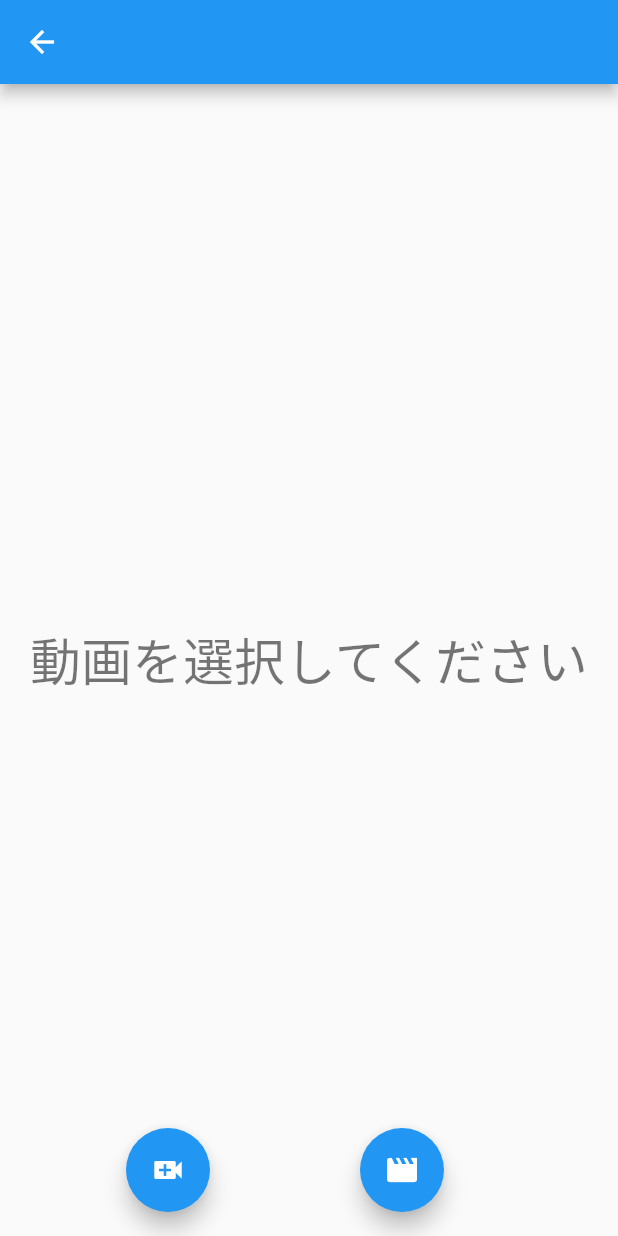
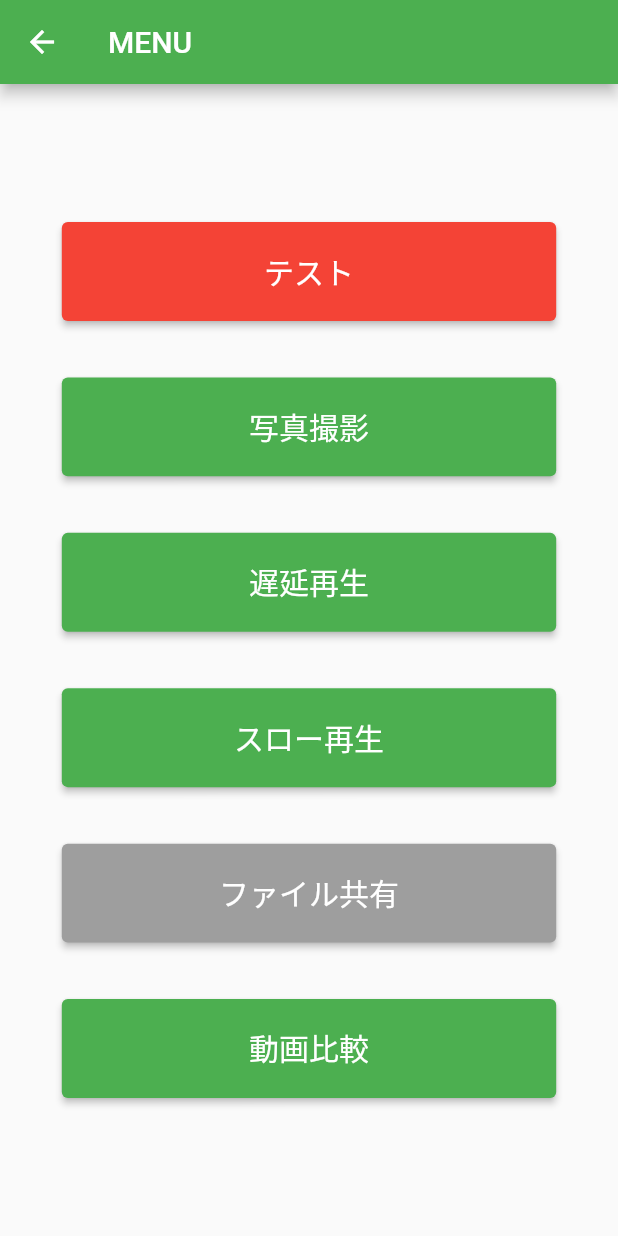
Before and after one commit to KokiWakatsuki/sporty, a Flutter app: the Test screen opened by its route, on a phone screen of 412 x 824 dp. Run offline on Flutter 3.47's test engine with Material 2 defaults, Android fonts, the phone set to English and light mode, and no system bars; our stand-ins replace camera, chewie, flutter_cache_manager, image_picker, permission_handler, video_player; missing offline and left inert: flutter_p2p_plus.

Commit message:
テストページをstatelessに変更 自宅PC

```diff
--- a/lib/main.dart
+++ b/lib/main.dart
@@ -47,7 +47,7 @@ class App extends StatelessWidget {
         '/top': (context) => const Top(),
         '/menu': (context) => const Menu(),
         '/delay_menu': (context) => const DelayMenu(),
-        '/test': (context) => Test(camera: camera),
+        '/test': (context) => const Test(),
         '/delay': (context) => VideoRecorderScreen(camera: camera),
         '/slow': (context) => Slow(camera: camera),
         '/take_picture': (context) => TakePicture(camera: camera),
--- a/lib/view/test.dart
+++ b/lib/view/test.dart
@@ -1,69 +1,164 @@
-import 'dart:io';
-import 'package:camera/camera.dart';
+// ignore_for_file: avoid_unnecessary_containers, sized_box_for_whitespace
+
 import 'package:flutter/material.dart';
-// ignore: unused_import
-import 'package:image_picker/image_picker.dart';
-import 'package:video_player/video_player.dart';
 
-// 写真撮影画面
-class Test extends StatefulWidget {
-  const Test({
-    Key? key,
-    required this.camera,
-  }) : super(key: key);
+var _height = 0.08;
+var _width = 0.8;
 
-  final CameraDescription camera;
+class Test extends StatelessWidget {
+  const Test({Key? key}) : super(key: key);
 
-  @override
-  TestState createState() => TestState();
-}
-
-class TestState extends State<Test> {
-  VideoPlayerController? _controller;
-  final imagePicker = ImagePicker();
-  Future getVideoFromCamera() async {
-    // ignore: deprecated_member_use
-    final pickedFile = await imagePicker.getVideo(source: ImageSource.camera);
-    _controller = VideoPlayerController.file(File(pickedFile!.path));
-    _controller!.initialize().then((_) {
-      setState(() {
-        _controller!.play();
-      });
-    });
+  goTest(BuildContext context) {
+    Navigator.pushNamed(context, '/test');
   }
 
-  Future getVideoFromGarally() async {
-    PickedFile pickedFile =
-        // ignore: deprecated_member_use
-        (await imagePicker.getVideo(source: ImageSource.gallery))!;
-    _controller = VideoPlayerController.file(File(pickedFile.path));
-    _controller!.initialize().then((_) {
-      setState(() {
-        _controller!.play();
-      });
-    });
+  goDelayMenu(BuildContext context) {
+    Navigator.pushNamed(context, '/delay_menu');
+  }
+
+  goSlow(BuildContext context) {
+    Navigator.pushNamed(context, '/slow');
+  }
+
+  goTakePicture(BuildContext context) {
+    Navigator.pushNamed(context, '/take_picture');
+  }
+
+  goP2P(BuildContext context) {
+    Navigator.pushNamed(context, '/p2p');
+  }
+
+  goComparison(BuildContext context) {
+    Navigator.pushNamed(context, '/comparison');
   }
 
   @override
   Widget build(BuildContext context) {
+    final appBar = AppBar(
+      backgroundColor: Colors.green,
+      title: const Text('MENU'),
+    );
+
+    final goTestButton = ElevatedButton(
+      onPressed: () => goTest(context),
+      style: ElevatedButton.styleFrom(
+        backgroundColor: Colors.red,
+        fixedSize: Size(
+          MediaQuery.of(context).size.width * _width,
+          MediaQuery.of(context).size.height * _height,
+        ),
+      ),
+      child: const Text(
+        'テスト',
+        style: TextStyle(
+          fontSize: 20,
+        ),
+      ),
+    );
+
+    final goDelayMenuButton = ElevatedButton(
+      onPressed: () => goDelayMenu(context),
+      style: ElevatedButton.styleFrom(
+        backgroundColor: Colors.green,
+        fixedSize: Size(
+          MediaQuery.of(context).size.width * _width,
+          MediaQuery.of(context).size.height * _height,
+        ),
+      ),
+      child: const Text(
+        '遅延再生',
+        style: TextStyle(
+          fontSize: 20,
+        ),
+      ),
+    );
+
+    final goSlowButton = ElevatedButton(
+      onPressed: () => goSlow(context),
+      style: ElevatedButton.styleFrom(
+        backgroundColor: Colors.green,
+        fixedSize: Size(
+          MediaQuery.of(context).size.width * _width,
+          MediaQuery.of(context).size.height * _height,
+        ),
+      ),
+      child: const Text(
+        'スロー再生',
+        style: TextStyle(
+          fontSize: 20,
+        ),
+      ),
+    );
+
+    final goTakePictureButton = ElevatedButton(
+      onPressed: () => goTakePicture(context),
+      style: ElevatedButton.styleFrom(
+        backgroundColor: Colors.green,
+        fixedSize: Size(
+          MediaQuery.of(context).size.width * _width,
+          MediaQuery.of(context).size.height * _height,
+        ),
+      ),
+      child: const Text(
+        '写真撮影',
+        style: TextStyle(
+          fontSize: 20,
+        ),
+      ),
+    );
+
+    final goP2PButton = ElevatedButton(
+      onPressed: () => goP2P(context),
+      style: ElevatedButton.styleFrom(
+        backgroundColor: Colors.grey,
+        fixedSize: Size(
+          MediaQuery.of(context).size.width * _width,
+          MediaQuery.of(context).size.height * _height,
+        ),
+      ),
+      child: const Text(
+        'ファイル共有',
+        style: TextStyle(
+          fontSize: 20,
+        ),
+      ),
+    );
+
+    final goComparisonButton = ElevatedButton(
+      onPressed: () => goComparison(context),
+      style: ElevatedButton.styleFrom(
+        backgroundColor: Colors.green,
+        fixedSize: Size(
+          MediaQuery.of(context).size.width * _width,
+          MediaQuery.of(context).size.height * _height,
+        ),
+      ),
+      child: const Text(
+        '動画比較',
+        style: TextStyle(
+          fontSize: 20,
+        ),
+      ),
+    );
+
     return Scaffold(
-        appBar: AppBar(),
-        body: Center(
-            // ignore: unnecessary_null_comparison
-            child: _controller == null
-                ? Text(
-                    '動画を選択してください',
-                    style: Theme.of(context).textTheme.headline4,
-                  )
-                : VideoPlayer(_controller!)),
-        floatingActionButton:
-            Row(mainAxisAlignment: MainAxisAlignment.spaceEvenly, children: [
-          FloatingActionButton(
-              onPressed: getVideoFromCamera,
-              child: const Icon(Icons.video_call)),
-          FloatingActionButton(
-              onPressed: getVideoFromGarally,
-              child: const Icon(Icons.movie_creation))
-        ]));
+      appBar: appBar,
+      body: Center(
+        child: Container(
+          height:MediaQuery.of(context).size.height * 0.8,
+          child: Column(
+            mainAxisAlignment: MainAxisAlignment.spaceEvenly,
+            children: [
+              goTestButton,
+              goTakePictureButton,
+              goDelayMenuButton,
+              goSlowButton,
+              goP2PButton,
+              goComparisonButton,
+            ],
+          ),
+        )
+      ),
+    );
   }
 }
```
